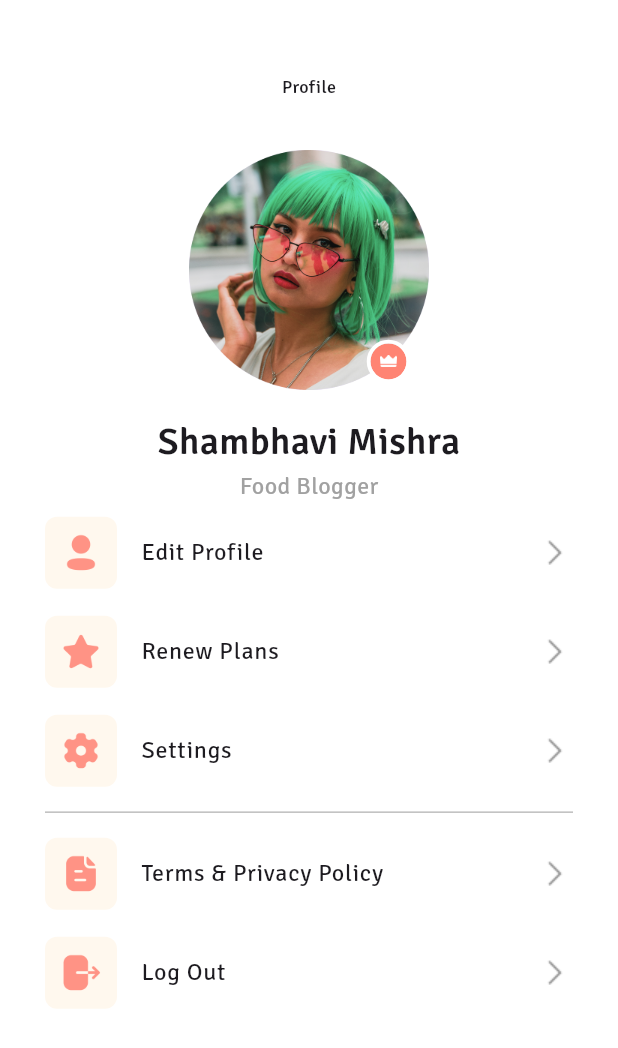
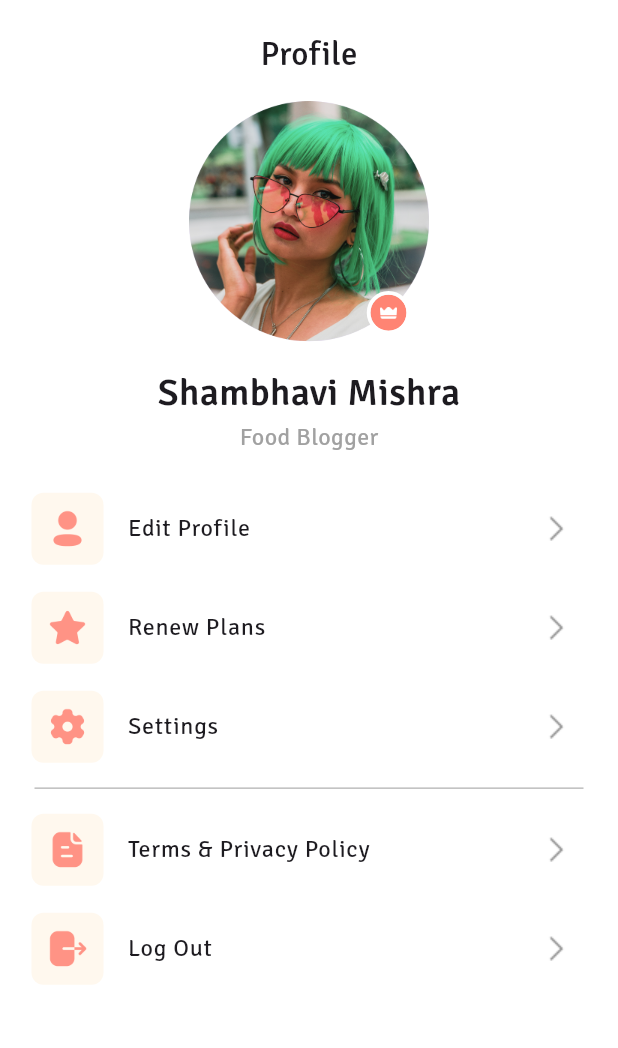
Before and after one commit to Soliyev909/food_ui, a Flutter app: the ProfilePage screen opened directly, on a phone screen of 412 x 824 dp. Shown: the top 1048 px of the screen. Run offline on Flutter 3.47's test engine with Material 2 defaults, Android fonts, the phone set to English and light mode, and no system bars; our stand-ins replace camera, carousel_slider, device_preview, smooth_page_indicator.

Commit message:
profile_page_full

```diff
--- a/lib/src/feature/food_app/screens/profile_page.dart
+++ b/lib/src/feature/food_app/screens/profile_page.dart
@@ -41,16 +41,16 @@ class _ProfilePageState extends State<ProfilePage> {
     return Scaffold(
       backgroundColor: AppColor.white,
       body: Padding(
-        padding: const EdgeInsets.only(left: 25, right: 25, top: 50),
+        padding: const EdgeInsets.only(top: 20),
         child: ListView(
           children: [
             const Center(
               child: Text(
                 "Profile",
-                style: TextStyle(fontSize: 12, fontWeight: FontWeight.w500),
+                style: TextStyle(fontSize: 22, fontWeight: FontWeight.w500),
               ),
             ),
-            SizedBox(height: MediaQuery.of(context).size.height * .04),
+            SizedBox(height: MediaQuery.of(context).size.height * .02),
             Center(
               child: Stack(
                 alignment: Alignment.bottomRight,
@@ -112,15 +112,20 @@ class _ProfilePageState extends State<ProfilePage> {
                 ),
               ),
             ),
+
+            SizedBox(height: MediaQuery.of(context).size.height * .02),
             Column(
               children: List.generate(items.length, (index) {
                 if (index == 3) {
                   return Column(
                     children: [
-                      const Divider(
-                        color: Colors.black26,
-                        indent: 5,
-                        endIndent: 5,
+                      Padding(
+                        padding: EdgeInsets.symmetric(horizontal: 20),
+                        child: const Divider(
+                          color: Colors.black26,
+                          indent: 3,
+                          endIndent: 3,
+                        ),
                       ),
                       items[index],
                     ],
--- a/lib/src/feature/food_app/widget/custom_list_tile.dart
+++ b/lib/src/feature/food_app/widget/custom_list_tile.dart
@@ -33,7 +33,6 @@ class _CustomListTileState extends State<CustomListTile> {
       padding: const EdgeInsets.all(5.0),
       child: ListTile(
         onTap: () {},
-        contentPadding: EdgeInsets.zero,
         title: Text(widget.title),
         leading: SizedBox(
           width: 48,
```
